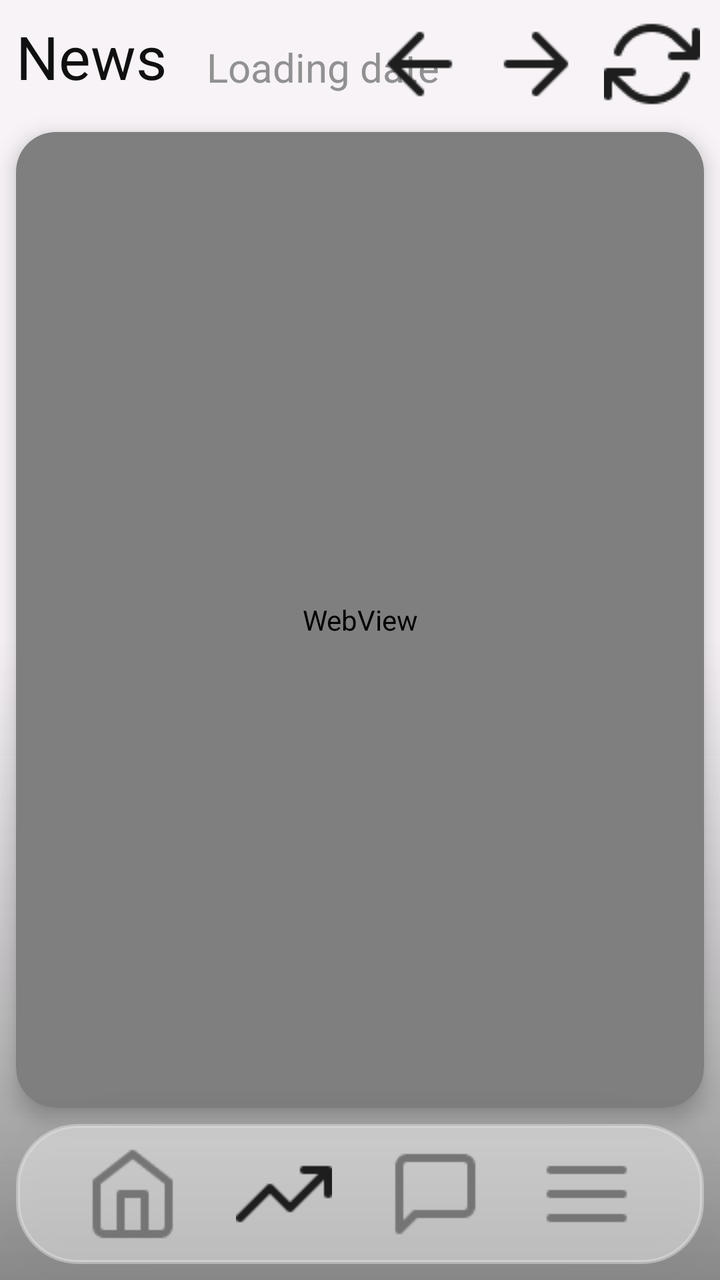
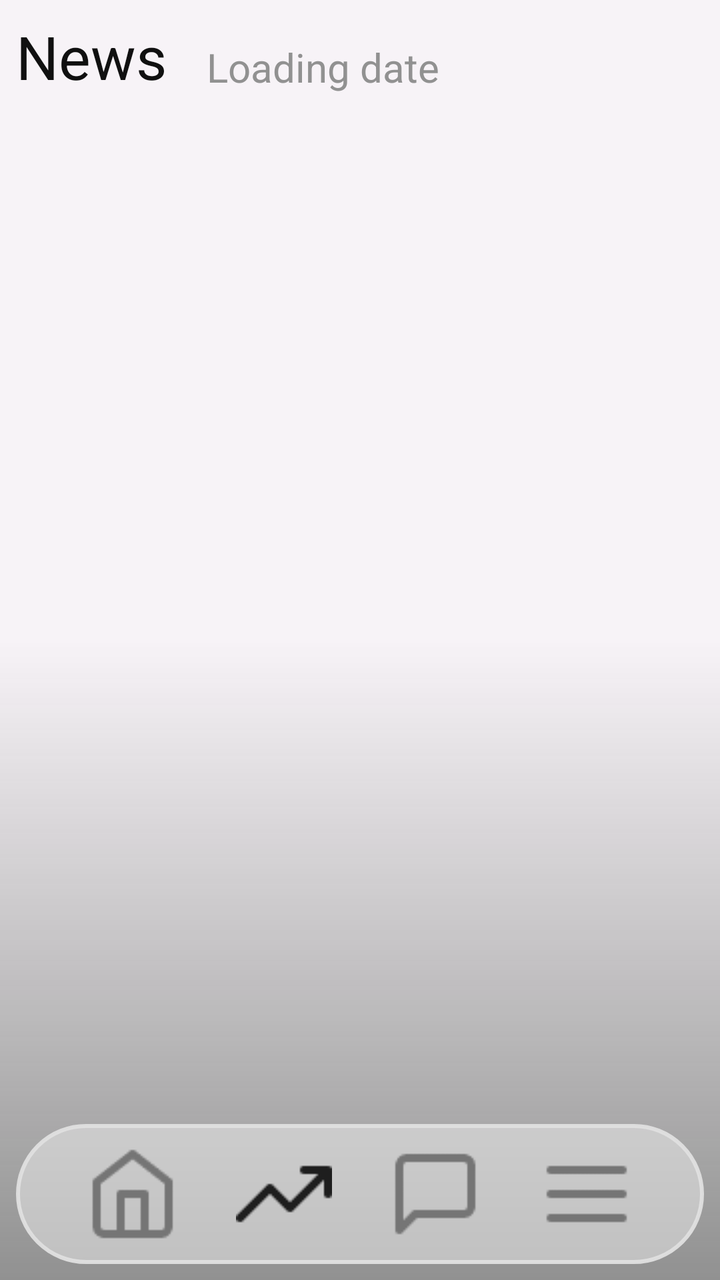

The first picture is an Android layout as it rendered before a commit; the second is the same layout after the commit. The layout source and the unified diff follow.
<!-- AndroidManifest.xml: application theme Theme.Equion -->
<!-- res/layout/activity_news.xml -->
<?xml version="1.0" encoding="utf-8"?>
<androidx.constraintlayout.widget.ConstraintLayout xmlns:android="http://schemas.android.com/apk/res/android"
    xmlns:app="http://schemas.android.com/apk/res-auto"
    xmlns:tools="http://schemas.android.com/tools"
    android:layout_width="match_parent"
    android:layout_height="match_parent"
    android:fitsSystemWindows="true"
    tools:context=".MyholdingActivity"
    android:background="@drawable/background_gradient">

    <TextView
        android:id="@+id/news_main_title"
        android:layout_width="wrap_content"
        android:layout_height="50dp"
        android:layout_marginStart="8dp"
        android:layout_marginTop="8dp"
        android:text="News"
        android:textColor="@color/text_color"
        android:textSize="30dp"
        app:layout_constraintStart_toStartOf="parent"
        app:layout_constraintTop_toTopOf="parent" />

    <TextView
        android:id="@+id/news_date"
        android:layout_width="wrap_content"
        android:layout_height="wrap_content"
        android:layout_marginStart="20dp"
        android:layout_marginTop="20dp"
        android:text="Loading date"
        android:textColor="@color/button_color"
        android:textSize="20dp"
        app:layout_constraintStart_toEndOf="@+id/news_main_title"
        app:layout_constraintTop_toTopOf="parent" />

    <LinearLayout
        android:id="@+id/news_navbar_layout"
        android:layout_width="match_parent"
        android:layout_height="70dp"
        android:layout_alignParentBottom="true"
        android:layout_gravity="bottom"
        android:layout_marginStart="8dp"
        android:layout_marginEnd="8dp"
        android:layout_marginBottom="8dp"
        android:background="@drawable/view_background"
        android:elevation="50dp"
        android:gravity="center"
        android:orientation="horizontal"
        android:paddingHorizontal="8dp"
        android:translationZ="16dp"
        app:layout_constraintBottom_toBottomOf="parent"
        app:layout_constraintEnd_toEndOf="parent"
        app:layout_constraintStart_toStartOf="parent">

        <Space
            android:layout_width="0dp"
            android:layout_height="0dp"
            android:layout_weight="1" />

        <ImageButton
            android:id="@+id/news_home_button"
            android:layout_width="50dp"
            android:layout_height="50dp"
            android:background="@drawable/ripple_effect"
            android:scaleType="centerInside"
            android:src="@drawable/home" />

        <Space
            android:layout_width="0dp"
            android:layout_height="0dp"
            android:layout_weight="1" />

        <ImageButton
            android:id="@+id/news_news_button"
            android:layout_width="50dp"
            android:layout_height="50dp"
            android:background="@drawable/ripple_effect"
            android:scaleType="centerInside"
            android:src="@drawable/newsselected" />

        <Space
            android:layout_width="0dp"
            android:layout_height="0dp"
            android:layout_weight="1" />

        <ImageButton
            android:id="@+id/news_chat_button"
            android:layout_width="50dp"
            android:layout_height="50dp"
            android:background="@drawable/ripple_effect"
            android:scaleType="centerInside"
            android:src="@drawable/chat" />

        <Space
            android:layout_width="0dp"
            android:layout_height="0dp"
            android:layout_weight="1" />

        <ImageButton
            android:id="@+id/news_menu_button"
            android:layout_width="50dp"
            android:layout_height="50dp"
            android:background="@drawable/ripple_effect"
            android:scaleType="centerInside"
            android:src="@drawable/menu" />

        <Space
            android:layout_width="0dp"
            android:layout_height="0dp"
            android:layout_weight="1" />

    </LinearLayout>

    <androidx.cardview.widget.CardView
        android:id="@+id/news_card_container"
        android:layout_width="0dp"
        android:layout_height="0dp"
        android:layout_margin="8dp"
        app:cardCornerRadius="20dp"
        app:cardElevation="6dp"
        app:layout_constraintBottom_toTopOf="@+id/news_navbar_layout"
        app:layout_constraintEnd_toEndOf="parent"
        app:layout_constraintStart_toStartOf="parent"
        app:layout_constraintTop_toBottomOf="@+id/news_main_title">

        <WebView
            android:id="@+id/news_webview"
            android:layout_width="match_parent"
            android:layout_height="match_parent" />

    </androidx.cardview.widget.CardView>

    <ImageButton
        android:id="@+id/news_refresh_button"
        android:layout_width="48dp"
        android:layout_height="48dp"
        android:layout_marginTop="8dp"
        android:layout_marginEnd="10dp"
        android:background="@drawable/ripple_effect"
        app:layout_constraintEnd_toEndOf="parent"
        app:layout_constraintTop_toTopOf="parent"
        app:srcCompat="@drawable/refresh" />

    <ImageButton
        android:id="@+id/news_right_button"
        android:layout_width="48dp"
        android:layout_height="48dp"
        android:layout_marginTop="8dp"
        android:layout_marginEnd="10dp"
        android:background="@drawable/ripple_effect"
        app:layout_constraintEnd_toStartOf="@+id/news_refresh_button"
        app:layout_constraintTop_toTopOf="parent"
        app:srcCompat="@drawable/arrowright" />

    <ImageButton
        android:id="@+id/news_left_button"
        android:layout_width="48dp"
        android:layout_height="48dp"
        android:layout_marginTop="8dp"
        android:layout_marginEnd="10dp"
        android:background="@drawable/ripple_effect"
        app:layout_constraintEnd_toStartOf="@+id/news_right_button"
        app:layout_constraintTop_toTopOf="parent"
        app:srcCompat="@drawable/arrowleft" />

</androidx.constraintlayout.widget.ConstraintLayout>
<!-- resources referenced by this layout -->
<resources>
  <color name="button_color">#919191</color>
  <color name="text_color">#101010</color>
  <!-- drawable arrowleft: png bitmap (drawable, 459 bytes) -->
  <!-- drawable arrowright: png bitmap (drawable, 447 bytes) -->
  <!-- drawable background_gradient (drawable) -->
  <shape xmlns:android="http://schemas.android.com/apk/res/android" android:shape="rectangle" >
      <gradient
          android:startColor="@color/button_color"
          android:centerColor="@color/ui_background"
          android:endColor="@color/ui_background"
          android:angle="90"
          />
      <corners
          android:radius="0dp"/>
  
  
  </shape>
  <!-- drawable chat: png bitmap (drawable, 487 bytes) -->
  <!-- drawable home: png bitmap (drawable, 831 bytes) -->
  <!-- drawable menu: png bitmap (drawable, 239 bytes) -->
  <!-- drawable newsselected: png bitmap (drawable, 495 bytes) -->
  <!-- drawable refresh: png bitmap (drawable, 1045 bytes) -->
  <!-- drawable ripple_effect (drawable) -->
  <?xml version="1.0" encoding="utf-8"?>
  <ripple xmlns:android="http://schemas.android.com/apk/res/android"
      android:color="@color/button_color">
      <item android:id="@android:id/mask">
          <shape android:shape="rectangle">
              <solid android:color="@android:color/white" />
          </shape>
      </item>
  </ripple>
  <!-- drawable view_background (drawable) -->
  <?xml version="1.0" encoding="utf-8"?>
  <shape xmlns:android="http://schemas.android.com/apk/res/android">
      <solid android:color="@color/ui_background"/>
      <stroke android:width="2dp" android:color="#80E1E1E1"/>
      <padding android:left="0dp" android:top="2dp" android:right="2dp" android:bottom="2dp"/>
      <corners android:radius="30dp"/> 
  </shape>
  <style name="Theme.Equion" parent="Base.Theme.Equion" />
  <color name="ui_background">#80EFEFEF</color>
  <style name="Base.Theme.Equion" parent="Theme.Material3.DayNight.NoActionBar">
          
          
          <item name="android:windowLightStatusBar">true</item>
          <item name="colorControlHighlight">@android:color/transparent</item>
      </style>
</resources>

<!-- the commit's change to res/layout/activity_news.xml (unified diff, before → after) -->
@@ -114,9 +114,12 @@
         android:id="@+id/news_card_container"
         android:layout_width="0dp"
         android:layout_height="0dp"
-        android:layout_margin="8dp"
-        app:cardCornerRadius="20dp"
-        app:cardElevation="6dp"
+        android:layout_marginStart="16dp"
+        android:layout_marginEnd="16dp"
+        android:background="@android:color/transparent"
+        app:cardBackgroundColor="@android:color/transparent"
+        app:cardCornerRadius="0dp"
+        app:cardElevation="0dp"
         app:layout_constraintBottom_toTopOf="@+id/news_navbar_layout"
         app:layout_constraintEnd_toEndOf="parent"
         app:layout_constraintStart_toStartOf="parent"
@@ -125,7 +128,15 @@
         <WebView
             android:id="@+id/news_webview"
             android:layout_width="match_parent"
-            android:layout_height="match_parent" />
+            android:layout_height="match_parent"
+            android:visibility="gone" />
+
+        <androidx.recyclerview.widget.RecyclerView
+            android:id="@+id/news_recycler_view"
+            android:layout_width="match_parent"
+            android:layout_height="match_parent"
+            android:clipToPadding="false"
+            android:padding="8dp" />
 
     </androidx.cardview.widget.CardView>
 
@@ -135,7 +146,8 @@
         android:layout_height="48dp"
         android:layout_marginTop="8dp"
         android:layout_marginEnd="10dp"
-        android:background="@drawable/ripple_effect"
+        android:background="@android:color/transparent"
+        android:visibility="gone"
         app:layout_constraintEnd_toEndOf="parent"
         app:layout_constraintTop_toTopOf="parent"
         app:srcCompat="@drawable/refresh" />
@@ -147,6 +159,7 @@
         android:layout_marginTop="8dp"
         android:layout_marginEnd="10dp"
         android:background="@drawable/ripple_effect"
+        android:visibility="gone"
         app:layout_constraintEnd_toStartOf="@+id/news_refresh_button"
         app:layout_constraintTop_toTopOf="parent"
         app:srcCompat="@drawable/arrowright" />
@@ -158,6 +171,7 @@
         android:layout_marginTop="8dp"
         android:layout_marginEnd="10dp"
         android:background="@drawable/ripple_effect"
+        android:visibility="gone"
         app:layout_constraintEnd_toStartOf="@+id/news_right_button"
         app:layout_constraintTop_toTopOf="parent"
         app:srcCompat="@drawable/arrowleft" />
<!-- resource entries referenced after the edit -->
@@ -36,9 +36,9 @@
   <?xml version="1.0" encoding="utf-8"?>
   <shape xmlns:android="http://schemas.android.com/apk/res/android">
       <solid android:color="@color/ui_background"/>
-      <stroke android:width="2dp" android:color="#80E1E1E1"/>
+      <stroke android:width="2dp" android:color="#F0E1E1E1"/>
       <padding android:left="0dp" android:top="2dp" android:right="2dp" android:bottom="2dp"/>
-      <corners android:radius="30dp"/> 
+      <corners android:radius="50dp"/> 
   </shape>
   <style name="Theme.Equion" parent="Base.Theme.Equion" />
   <color name="ui_background">#80EFEFEF</color>
